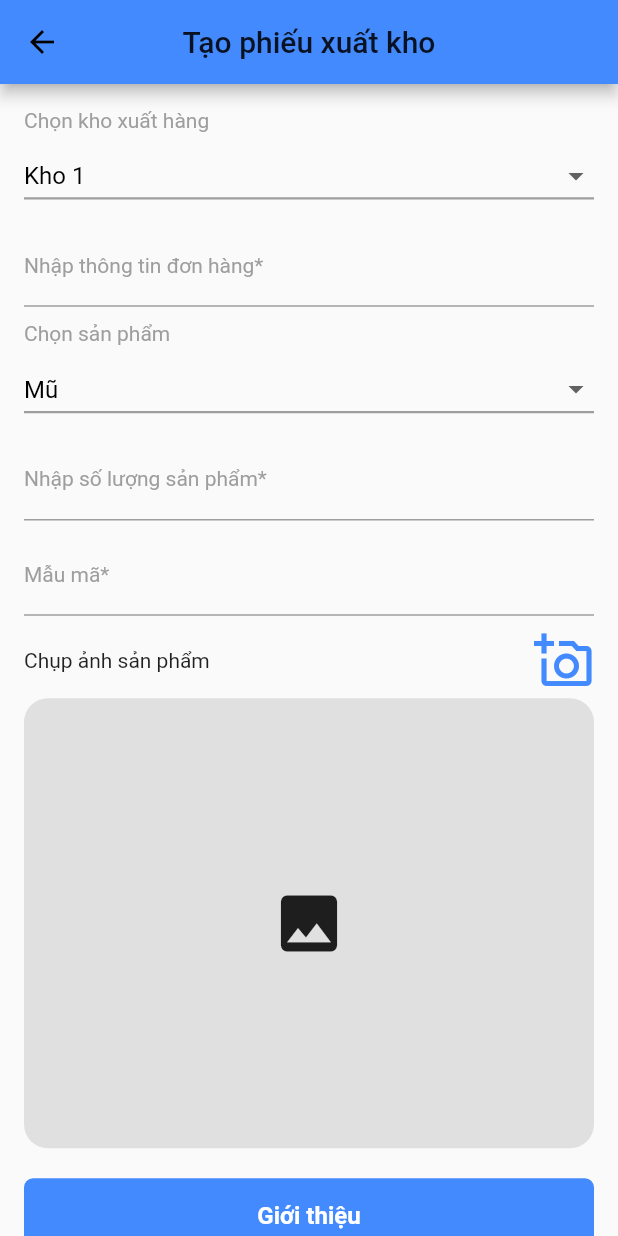
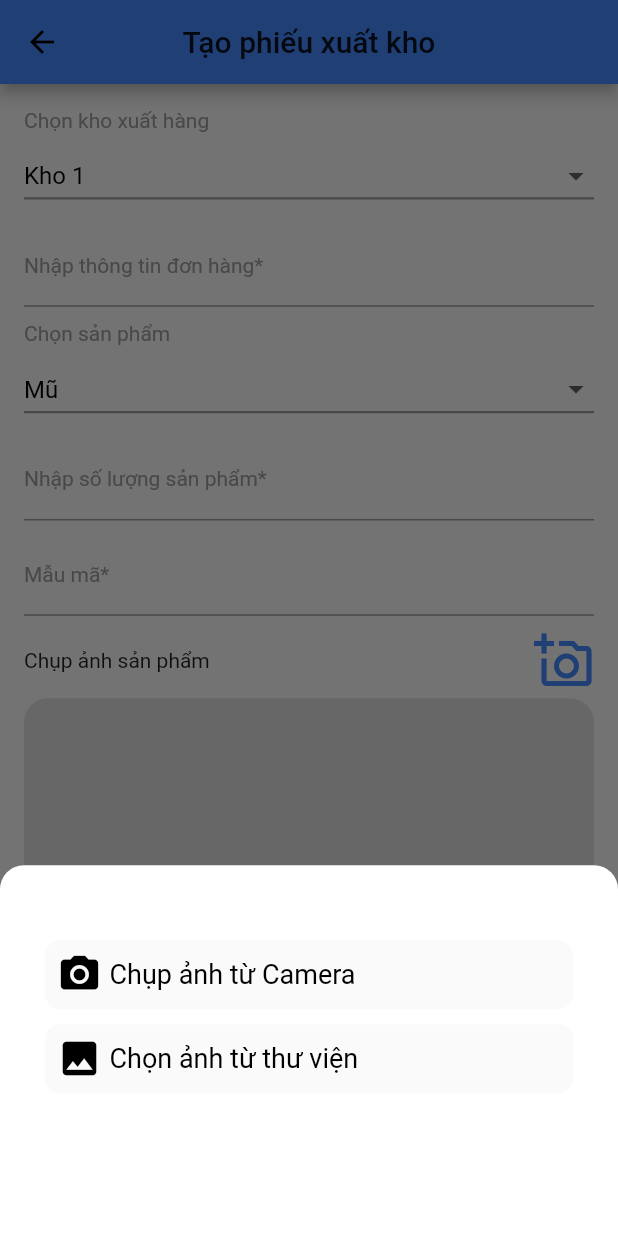
Before and after one commit to phantrungviet98/OmniChannel, a Flutter app: the createExportScreen screen opened by its route, after a tap on the "add a photo" icon, on a phone screen of 412 x 824 dp. Run offline on Flutter 3.47's test engine with Material 2 defaults, Android fonts, the phone set to English and light mode, and no system bars; our stand-ins replace bloc, copy_with_extension, equatable, firebase_core, firebase_messaging, flutter_bloc and 8 more; missing offline and left inert: dart:ffi, either_option, flutter_onboard; accounts and stored records are empty.

Commit message:
sua pick anh tu 2 nguon

```diff
--- a/lib/modules/home/screens/createExportScreen/createExportScreen.dart
+++ b/lib/modules/home/screens/createExportScreen/createExportScreen.dart
@@ -53,6 +53,101 @@ class createExportScreenState extends State<createExportScreen> {
     });
   }
 
+  _showBottomSheet() {
+    showModalBottomSheet(
+        context: context,
+        backgroundColor: Colors.transparent,
+        builder: (BuildContext context) {
+          return Container(
+            height: MediaQuery.of(context).size.height * 0.3,
+            decoration: BoxDecoration(
+              color: Colors.white,
+              borderRadius: BorderRadius.only(topRight: Radius.circular(16), topLeft: Radius.circular(16)),
+            ),
+            child: Container(
+              padding: EdgeInsets.only(top: 50, bottom: 20, right: 30, left: 30),
+              child: Column(
+                children: [
+                  InkWell(
+                    onTap: () async {
+                      final pickedFile = await picker.getImage(source: ImageSource.camera);
+
+                      setState(() {
+                        if (pickedFile != null) {
+                          _image = File(pickedFile.path);
+                          Navigator.pop(context);
+                        } else {
+                          print('No image selected.');
+                        }
+                      });
+                    },
+                    child: Container(
+                      decoration: BoxDecoration(
+                          borderRadius: BorderRadius.all(Radius.circular(10)), color: Colors.grey.shade50),
+                      padding: EdgeInsets.all(8),
+                      child: Row(
+                        children: [
+                          Icon(
+                            Icons.camera_alt,
+                            size: 30,
+                            color: Colors.black,
+                          ),
+                          SizedBox(
+                            width: 5,
+                          ),
+                          Text(
+                            "Chụp ảnh từ Camera",
+                            style: TextStyle(color: Colors.black, fontSize: 18),
+                          )
+                        ],
+                      ),
+                    ),
+                  ),
+                  SizedBox(
+                    height: 10,
+                  ),
+                  InkWell(
+                    onTap: () async {
+                      final pickedFile = await picker.getImage(source: ImageSource.gallery);
+
+                      setState(() {
+                        if (pickedFile != null) {
+                          _image = File(pickedFile.path);
+                          Navigator.pop(context);
+                        } else {
+                          print('No image selected.');
+                        }
+                      });
+                    },
+                    child: Container(
+                      decoration: BoxDecoration(
+                          borderRadius: BorderRadius.all(Radius.circular(10)), color: Colors.grey.shade50),
+                      padding: EdgeInsets.all(8),
+                      child: Row(
+                        children: [
+                          Icon(
+                            Icons.photo,
+                            size: 30,
+                            color: Colors.black,
+                          ),
+                          SizedBox(
+                            width: 5,
+                          ),
+                          Text(
+                            "Chọn ảnh từ thư viện",
+                            style: TextStyle(color: Colors.black, fontSize: 18),
+                          )
+                        ],
+                      ),
+                    ),
+                  )
+                ],
+              ),
+            ),
+          );
+        });
+  }
+
   ///chỗ này sẽ gọi API up data lên
   _onPressSubmit() {
     FocusScope.of(context).requestFocus(FocusNode());
@@ -79,9 +174,9 @@ class createExportScreenState extends State<createExportScreen> {
           content: const Text('Đoạn này build thử nên dùng mấy cái normal nhất nhé'),
           actions: <Widget>[
             TextButton(
-              onPressed:(){
+              onPressed: () {
                 Navigator.pop(context);
-                Navigator.pop(context,true);
+                Navigator.pop(context, true);
               },
               child: const Text('OK'),
             ),
@@ -234,15 +329,7 @@ class createExportScreenState extends State<createExportScreen> {
                   Spacer(),
                   InkWell(
                     onTap: () async {
-                      final pickedFile = await picker.getImage(source: ImageSource.camera);
-
-                      setState(() {
-                        if (pickedFile != null) {
-                          _image = File(pickedFile.path);
-                        } else {
-                          print('No image selected.');
-                        }
-                      });
+                      _showBottomSheet();
                     },
                     child: Icon(
                       Icons.add_a_photo_outlined,
```
